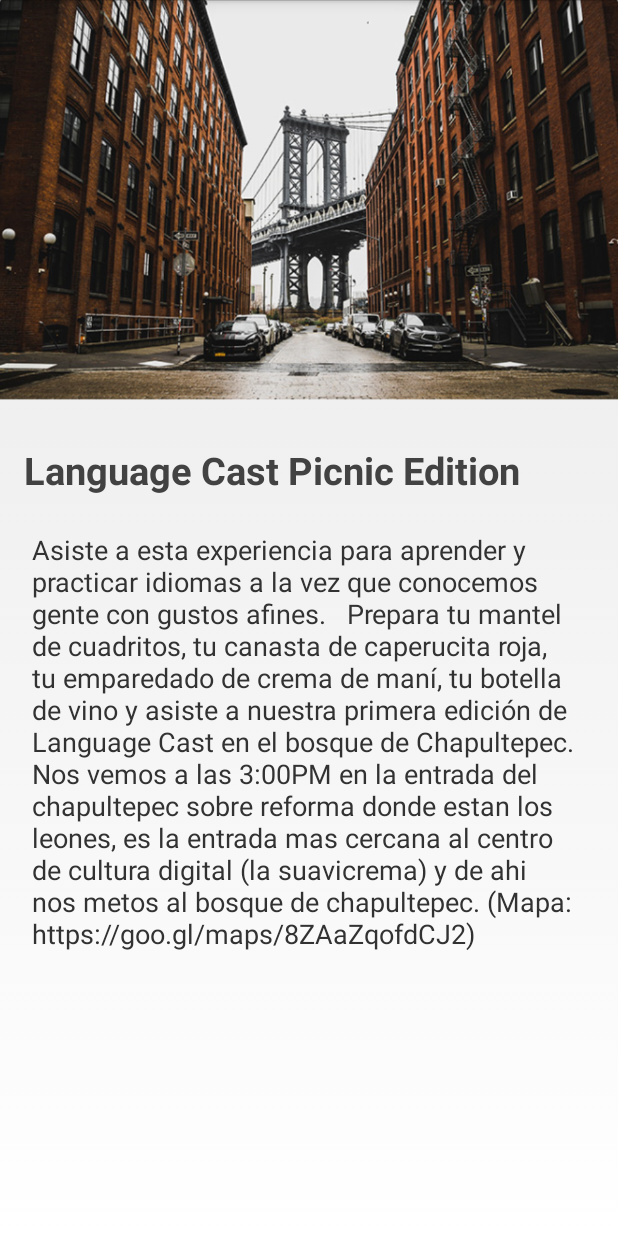
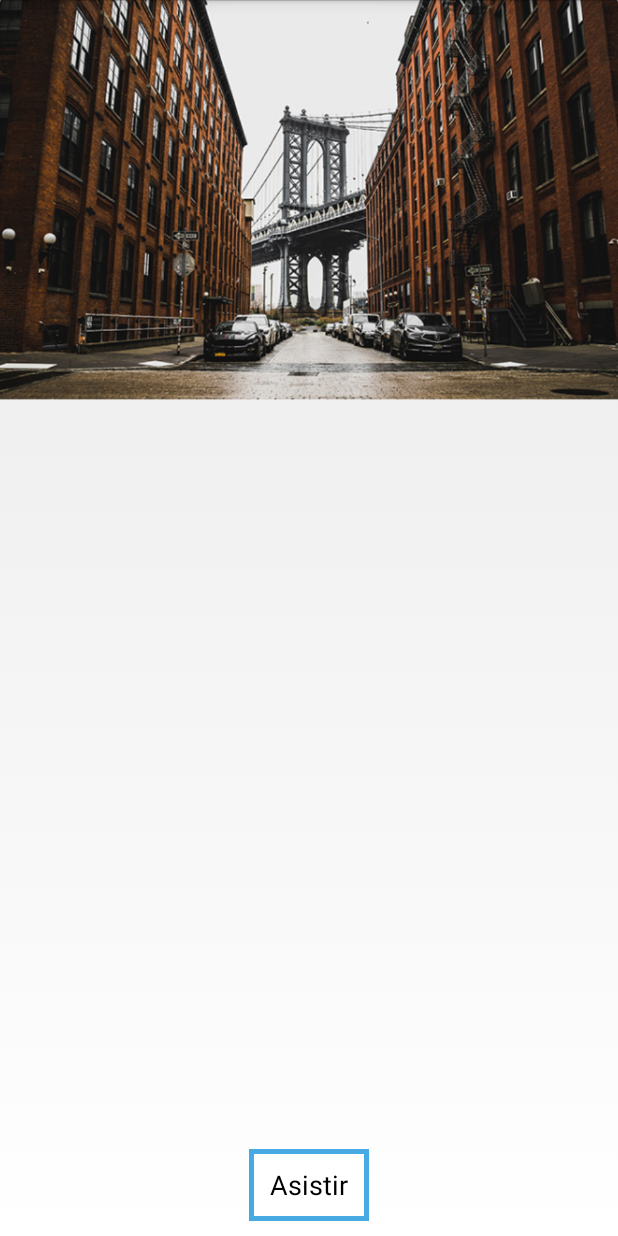
Before and after one commit to allanloji/android-final-project, an Android app: the EventDetailActivity screen opened directly, with no data from a screen before it, on a phone screen of 412 x 824 dp. Run offline under Robolectric (Android 15) with nearby library versions, the phone set to English and light mode, and no system bars; our stand-ins replace Volley.

Commit message:
Add intent EventDetail

```diff
--- a/app/src/main/java/com/allanloji/language_cast/EventDetailActivity.java
+++ b/app/src/main/java/com/allanloji/language_cast/EventDetailActivity.java
@@ -3,13 +3,39 @@ package com.allanloji.language_cast;
 
 import android.app.Activity;
 import android.os.Bundle;
+import android.widget.Button;
+import android.widget.TextView;
+
+import com.android.volley.toolbox.NetworkImageView;
 
 
 public class EventDetailActivity extends Activity {
+    private TextView title, direction, date, description;
+    private Button bttn;
+
+    private String eventTitle, eventDirection, eventDate, eventDescription;
 
     @Override
     protected void onCreate(Bundle savedInstanceState) {
         super.onCreate(savedInstanceState);
         setContentView(R.layout.activity_event_detail);
+
+        title = (TextView) findViewById(R.id.eventDetailTitle);
+        direction = (TextView) findViewById(R.id.eventDetailDirection);
+        date = (TextView) findViewById(R.id.eventDetailDate);
+        description = (TextView) findViewById(R.id.eventDetailDescription);
+        bttn = (Button) findViewById(R.id.eventDetailBttn);
+
+        eventTitle = (String) getIntent().getSerializableExtra("event_title");
+        eventDirection = (String) getIntent().getSerializableExtra("event_direction");
+        eventDate = (String) getIntent().getSerializableExtra("event_date");
+        eventDescription = (String) getIntent().getSerializableExtra("event_description");
+
+        title.setText(eventTitle);
+        direction.setText(eventDirection);
+        date.setText(eventDate);
+        description.setText(eventDescription);
+
+
     }
 }
--- /dev/null
+++ b/app/src/main/java/com/allanloji/language_cast/HistoryDetailActivity.java
@@ -0,0 +1,4 @@
+package com.allanloji.language_cast;
+
+public class HistoryDetailActivity {
+}
--- a/app/src/main/res/layout/activity_event_detail.xml
+++ b/app/src/main/res/layout/activity_event_detail.xml
@@ -7,7 +7,7 @@
     tools:context="com.allanloji.language_cast.EventDetailActivity">
 
     <ImageView
-        android:id="@+id/imageView2"
+        android:id="@+id/eventDetailImg"
         android:layout_width="0dp"
         android:layout_height="267dp"
         android:layout_marginTop="-1dp"
@@ -19,28 +19,62 @@
         app:srcCompat="@drawable/newyork" />
 
     <TextView
-        android:id="@+id/title"
+        android:id="@+id/eventDetailTitle"
         android:layout_width="wrap_content"
         android:layout_height="wrap_content"
+        android:layout_marginLeft="16dp"
         android:layout_marginStart="16dp"
-        android:layout_marginTop="30dp"
+        android:layout_marginTop="20dp"
         android:text="Language Cast Picnic Edition"
         android:textColor="@color/cardview_dark_background"
         android:textSize="25dp"
         android:textStyle="bold"
         app:layout_constraintStart_toStartOf="parent"
-        app:layout_constraintTop_toBottomOf="@+id/imageView2" />
+        app:layout_constraintTop_toBottomOf="@+id/eventDetailImg" />
 
     <TextView
-        android:id="@+id/textView15"
+        android:id="@+id/eventDetailDescription"
         android:layout_width="369dp"
-        android:layout_height="308dp"
-        android:layout_marginTop="23dp"
+        android:layout_height="293dp"
+        android:layout_marginTop="10dp"
         android:text="Asiste a esta experiencia para aprender y practicar idiomas a la vez que conocemos gente con gustos afines.   Prepara tu mantel de cuadritos, tu canasta de caperucita roja, tu emparedado de crema de maní, tu botella de vino y asiste a nuestra primera edición de Language Cast en el bosque de Chapultepec.  Nos vemos a las 3:00PM en la entrada del chapultepec sobre reforma donde estan los leones, es la entrada mas cercana al centro de cultura digital (la suavicrema) y de ahi nos metos al bosque de chapultepec. (Mapa: https://goo.gl/maps/8ZAaZqofdCJ2)"
-        android:textSize="18sp"
+        android:textSize="15sp"
+        app:layout_constraintEnd_toEndOf="parent"
+        app:layout_constraintStart_toStartOf="parent"
+        app:layout_constraintTop_toBottomOf="@+id/eventDetailDirection" />
+
+    <TextView
+        android:id="@+id/eventDetailDate"
+        android:layout_width="wrap_content"
+        android:layout_height="wrap_content"
+        android:layout_marginLeft="16dp"
+        android:layout_marginStart="16dp"
+        android:layout_marginTop="10dp"
+        android:text="Date"
+        app:layout_constraintStart_toStartOf="parent"
+        app:layout_constraintTop_toBottomOf="@+id/eventDetailTitle" />
+
+    <TextView
+        android:id="@+id/eventDetailDirection"
+        android:layout_width="wrap_content"
+        android:layout_height="wrap_content"
+        android:layout_marginLeft="16dp"
+        android:layout_marginStart="16dp"
+        android:layout_marginTop="10dp"
+        android:text="TextView"
+        app:layout_constraintStart_toStartOf="parent"
+        app:layout_constraintTop_toBottomOf="@+id/eventDetailDate" />
+
+    <Button
+        android:id="@+id/eventDetailBttn"
+        android:layout_width="80dp"
+        android:layout_height="wrap_content"
+        android:layout_marginBottom="10dp"
+        android:background="@drawable/button_border"
+        android:text="Asistir"
+        app:layout_constraintBottom_toBottomOf="parent"
         app:layout_constraintEnd_toEndOf="parent"
         app:layout_constraintHorizontal_bias="0.5"
-        app:layout_constraintStart_toStartOf="parent"
-        app:layout_constraintTop_toBottomOf="@+id/title" />
+        app:layout_constraintStart_toStartOf="parent" />
 
 </android.support.constraint.ConstraintLayout>
```
Also changed, not shown: app/src/main/java/com/allanloji/language_cast/EventsAdapter.java (+7 -9 lines), app/src/main/java/com/allanloji/language_cast/EventsFragment.java (+10 -8 lines), app/src/main/java/com/allanloji/language_cast/NewsFragment.java (+9 -1 lines), app/src/main/java/com/allanloji/language_cast/pojo/Event.java (+11 -1 lines).
